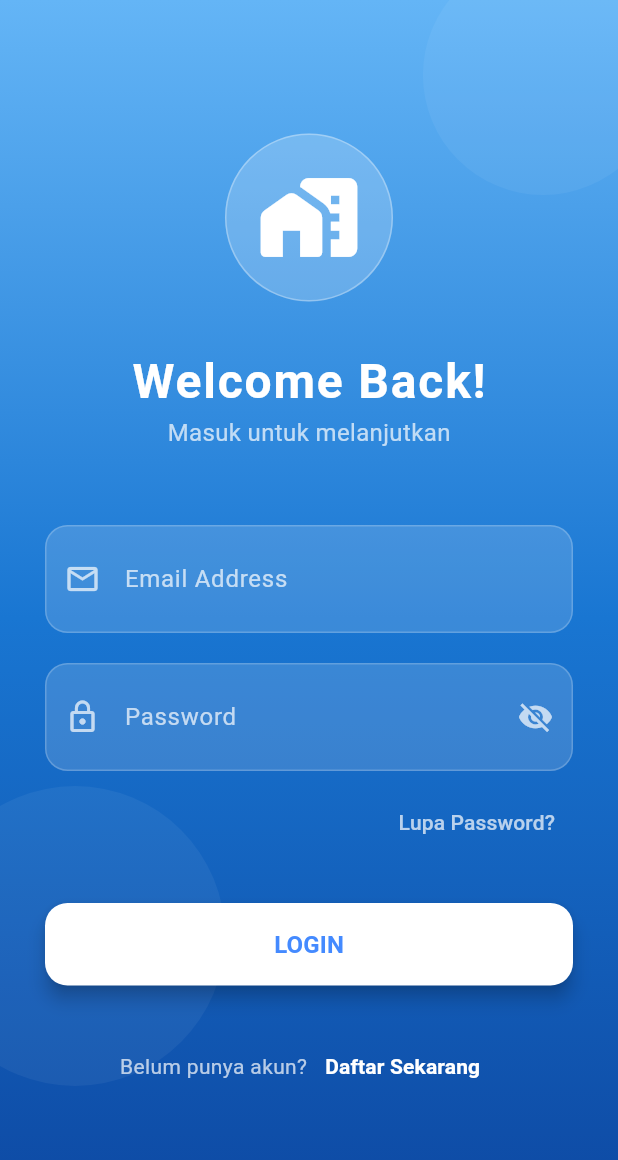
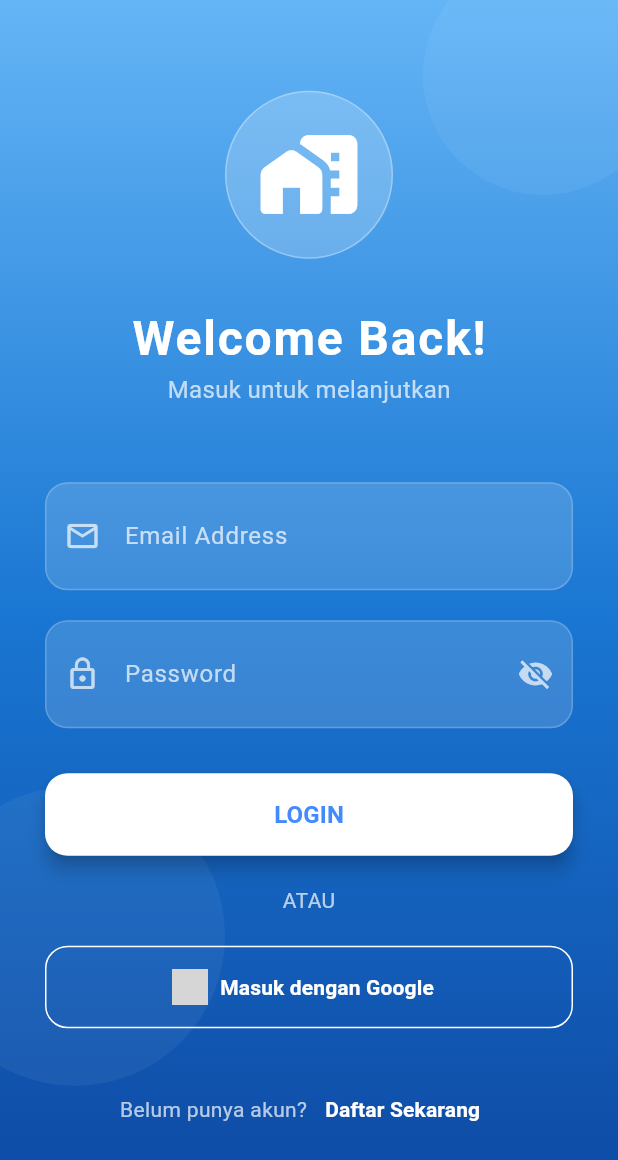
Before and after one commit to Jarrz904/-KostKu_Online, a Flutter app: the screen it shows after launch, after a tap on "MASUK KE AKUN", on a phone screen of 412 x 824 dp. Shown: the top 1160 px of the screen. Run offline on Flutter 3.47's test engine with Material 3 defaults, Android fonts, the phone set to English and light mode, and no system bars; our stand-ins replace cloud_firestore, firebase_auth, firebase_core, firebase_messaging, firebase_storage, flutter_local_notifications and 2 more; missing offline and left inert: cloudinary_public; accounts and stored records are empty; network calls fail; grey boxes are pictures that could not be loaded.

Commit message:
One step closer

```diff
--- a/lib/login_page.dart
+++ b/lib/login_page.dart
@@ -1,6 +1,7 @@
 import 'package:flutter/material.dart';
 import 'package:firebase_auth/firebase_auth.dart';
 import 'package:cloud_firestore/cloud_firestore.dart';
+import 'package:google_sign_in/google_sign_in.dart';
 import 'admin_dashboard.dart';
 import 'user_dashboard.dart';
 import 'register_page.dart';
@@ -18,9 +19,8 @@ class _LoginPageState extends State<LoginPage> {
   bool _isLoading = false;
   bool _isPasswordVisible = false;
 
-  // FUNGSI LOGIN UTAMA
+  // FUNGSI LOGIN UTAMA (EMAIL/PASS)
   Future<void> _login() async {
-    // Validasi Input Sederhana
     if (_emailController.text.trim().isEmpty || _passwordController.text.trim().isEmpty) {
       _showSnackBar("Email dan Password wajib diisi!", Colors.orangeAccent);
       return;
@@ -29,13 +29,11 @@ class _LoginPageState extends State<LoginPage> {
     setState(() => _isLoading = true);
 
     try {
-      // 1. Proses Sign In ke Firebase Auth
       UserCredential userCredential = await FirebaseAuth.instance.signInWithEmailAndPassword(
         email: _emailController.text.trim(),
         password: _passwordController.text.trim(),
       );
 
-      // 2. Ambil Data Role dari Firestore
       DocumentSnapshot userDoc = await FirebaseFirestore.instance
           .collection('users')
           .doc(userCredential.user!.uid)
@@ -44,8 +42,6 @@ class _LoginPageState extends State<LoginPage> {
       if (userDoc.exists) {
         String role = userDoc['role'];
         if (mounted) {
-          // Navigasi Berdasarkan Role
-          // Gunakan pushAndRemoveUntil agar user tidak bisa 'Back' ke halaman login lagi
           Navigator.pushAndRemoveUntil(
             context,
             MaterialPageRoute(
@@ -55,13 +51,11 @@ class _LoginPageState extends State<LoginPage> {
           );
         }
       } else {
-        // Jika akun ada di Auth tapi tidak ada di Firestore
         if (mounted) {
           _showSnackBar("Data role akun tidak ditemukan!", Colors.redAccent);
         }
       }
     } on FirebaseAuthException catch (e) {
-      // Penanganan Error yang Lebih User-Friendly
       String message = "Terjadi kesalahan sistem";
       if (e.code == 'user-not-found') {
         message = "Email tidak terdaftar.";
@@ -76,6 +70,66 @@ class _LoginPageState extends State<LoginPage> {
       if (mounted) _showSnackBar(message, Colors.redAccent);
     } catch (e) {
       if (mounted) _showSnackBar("Gagal masuk: $e", Colors.redAccent);
+    } finally {
+      if (mounted) setState(() => _isLoading = false);
+    }
+  }
+
+  // FUNGSI GOOGLE SIGN IN (DIPERBAIKI DENGAN AUTO-REGISTER LENGKAP)
+  Future<void> _loginWithGoogle() async {
+    setState(() => _isLoading = true);
+    try {
+      final GoogleSignInAccount? googleUser = await GoogleSignIn().signIn();
+      if (googleUser == null) {
+        setState(() => _isLoading = false);
+        return;
+      }
+      final GoogleSignInAuthentication googleAuth = await googleUser.authentication;
+      final AuthCredential credential = GoogleAuthProvider.credential(
+        accessToken: googleAuth.accessToken,
+        idToken: googleAuth.idToken,
+      );
+
+      UserCredential userCredential = await FirebaseAuth.instance.signInWithCredential(credential);
+      User? user = userCredential.user;
+
+      if (user != null) {
+        DocumentReference userRef = FirebaseFirestore.instance.collection('users').doc(user.uid);
+        DocumentSnapshot userDoc = await userRef.get();
+
+        // JIKA BELUM ADA, BUAT DOKUMEN DENGAN STRUKTUR LENGKAP
+        if (!userDoc.exists) {
+          await userRef.set({
+            'uid': user.uid,
+            'nama': user.displayName ?? "User Google",
+            'email': user.email,
+            'role': 'user',
+            'whatsapp': '',
+            'foto_url': user.photoURL ?? '',
+            'is_active': true,
+            'is_online': true,
+            'nama_kost_aktif': '',
+            'password': '', // Google login biasanya tidak menyimpan password teks
+            'created_at': FieldValue.serverTimestamp(),
+            'last_online': FieldValue.serverTimestamp(),
+            'last_seen': FieldValue.serverTimestamp(),
+          });
+        }
+
+        // Ambil data terbaru untuk navigasi
+        DocumentSnapshot finalUserDoc = await userRef.get();
+        String role = finalUserDoc['role'] ?? 'user';
+
+        if (mounted) {
+          Navigator.pushAndRemoveUntil(
+            context,
+            MaterialPageRoute(builder: (context) => role == 'admin' ? const AdminDashboard() : const UserDashboard()),
+            (route) => false,
+          );
+        }
+      }
+    } catch (e) {
+      if (mounted) _showSnackBar("Gagal Login Google: $e", Colors.redAccent);
     } finally {
       if (mounted) setState(() => _isLoading = false);
     }
@@ -103,7 +157,6 @@ class _LoginPageState extends State<LoginPage> {
   @override
   Widget build(BuildContext context) {
     return Scaffold(
-      // Menggunakan extendBodyBehindAppBar agar gradient memenuhi layar
       body: Container(
         width: double.infinity,
         height: double.infinity,
@@ -116,23 +169,8 @@ class _LoginPageState extends State<LoginPage> {
         ),
         child: Stack(
           children: [
-            // Dekorasi Lingkaran Latar Belakang
-            Positioned(
-              top: -30,
-              right: -30,
-              child: CircleAvatar(
-                radius: 80,
-                backgroundColor: Colors.white.withOpacity(0.05)
-              ),
-            ),
-            Positioned(
-              bottom: 100,
-              left: -50,
-              child: CircleAvatar(
-                radius: 100,
-                backgroundColor: Colors.white.withOpacity(0.05)
-              ),
-            ),
+            Positioned(top: -30, right: -30, child: CircleAvatar(radius: 80, backgroundColor: Colors.white.withOpacity(0.05))),
+            Positioned(bottom: 100, left: -50, child: CircleAvatar(radius: 100, backgroundColor: Colors.white.withOpacity(0.05))),
 
             Center(
               child: SingleChildScrollView(
@@ -141,9 +179,8 @@ class _LoginPageState extends State<LoginPage> {
                 child: Column(
                   mainAxisAlignment: MainAxisAlignment.center,
                   children: [
-                    // Header Icon
                     Hero(
-                      tag: 'app_logo', // Tag hero agar animasi sinkron dengan Landing Page
+                      tag: 'app_logo',
                       child: Container(
                         padding: const EdgeInsets.all(20),
                         decoration: BoxDecoration(
@@ -155,100 +192,55 @@ class _LoginPageState extends State<LoginPage> {
                       ),
                     ),
                     const SizedBox(height: 30),
-                    const Text(
-                      "Welcome Back!",
-                      style: TextStyle(
-                        fontSize: 32,
-                        fontWeight: FontWeight.bold,
-                        color: Colors.white,
-                        letterSpacing: 1.2,
-                      ),
-                    ),
-                    const Text(
-                      "Masuk untuk melanjutkan",
-                      style: TextStyle(fontSize: 16, color: Colors.white70),
-                    ),
+                    const Text("Welcome Back!", style: TextStyle(fontSize: 32, fontWeight: FontWeight.bold, color: Colors.white, letterSpacing: 1.2)),
+                    const Text("Masuk untuk melanjutkan", style: TextStyle(fontSize: 16, color: Colors.white70)),
                     const SizedBox(height: 50),
 
-                    // Input Email
+                    _buildGlassTextField(controller: _emailController, label: "Email Address", icon: Icons.email_outlined, keyboardType: TextInputType.emailAddress),
+                    const SizedBox(height: 20),
                     _buildGlassTextField(
-                      controller: _emailController,
-                      label: "Email Address",
-                      icon: Icons.email_outlined,
-                      keyboardType: TextInputType.emailAddress,
-                    ),
-                    const SizedBox(height: 20),
-
-                    // Input Password
-                    _buildGlassTextField(
-                      controller: _passwordController,
-                      label: "Password",
-                      icon: Icons.lock_outline,
-                      isPassword: true,
-                      obscureText: !_isPasswordVisible,
-                      toggleVisibility: () {
-                        setState(() => _isPasswordVisible = !_isPasswordVisible);
-                      },
+                      controller: _passwordController, label: "Password", icon: Icons.lock_outline, isPassword: true, obscureText: !_isPasswordVisible,
+                      toggleVisibility: () => setState(() => _isPasswordVisible = !_isPasswordVisible),
                     ),
 
-                    const SizedBox(height: 10),
-                    Align(
-                      alignment: Alignment.centerRight,
-                      child: TextButton(
-                        onPressed: () {
-                          // Tambahkan navigasi lupa password jika diperlukan
-                        },
-                        child: const Text("Lupa Password?", style: TextStyle(color: Colors.white70)),
-                      ),
-                    ),
                     const SizedBox(height: 30),
 
-                    // Tombol Login
                     SizedBox(
                       width: double.infinity,
                       height: 55,
                       child: ElevatedButton(
                         onPressed: _isLoading ? null : _login,
-                        style: ElevatedButton.styleFrom(
-                          backgroundColor: Colors.white,
-                          foregroundColor: Colors.blueAccent,
+                        style: ElevatedButton.styleFrom(backgroundColor: Colors.white, foregroundColor: Colors.blueAccent, shape: RoundedRectangleBorder(borderRadius: BorderRadius.circular(15)), elevation: 5),
+                        child: _isLoading ? const SizedBox(height: 25, width: 25, child: CircularProgressIndicator(color: Colors.blueAccent, strokeWidth: 3)) : const Text("LOGIN", style: TextStyle(fontSize: 16, fontWeight: FontWeight.bold)),
+                      ),
+                    ),
+
+                    const SizedBox(height: 20),
+                    const Text("ATAU", style: TextStyle(color: Colors.white70)),
+                    const SizedBox(height: 20),
+
+                    SizedBox(
+                      width: double.infinity,
+                      height: 55,
+                      child: OutlinedButton.icon(
+                        onPressed: _isLoading ? null : _loginWithGoogle,
+                        style: OutlinedButton.styleFrom(
+                          side: const BorderSide(color: Colors.white),
                           shape: RoundedRectangleBorder(borderRadius: BorderRadius.circular(15)),
-                          elevation: 5,
                         ),
-                        child: _isLoading
-                            ? const SizedBox(
-                                height: 25,
-                                width: 25,
-                                child: CircularProgressIndicator(
-                                  color: Colors.blueAccent,
-                                  strokeWidth: 3,
-                                ),
-                              )
-                            : const Text(
-                                "LOGIN",
-                                style: TextStyle(fontSize: 16, fontWeight: FontWeight.bold)
-                              ),
+                        icon: Image.network('https://upload.wikimedia.org/wikipedia/commons/thumb/c/c1/Google_%22G%22_logo.svg/1200px-Google_%22G%22_logo.svg.png', height: 24),
+                        label: const Text("Masuk dengan Google", style: TextStyle(color: Colors.white, fontWeight: FontWeight.bold)),
                       ),
                     ),
 
                     const SizedBox(height: 30),
-
-                    // Footer
                     Row(
                       mainAxisAlignment: MainAxisAlignment.center,
                       children: [
                         const Text("Belum punya akun?", style: TextStyle(color: Colors.white70)),
                         TextButton(
-                          onPressed: () {
-                            Navigator.push(
-                              context,
-                              MaterialPageRoute(builder: (context) => const RegisterPage()),
-                            );
-                          },
-                          child: const Text(
-                            "Daftar Sekarang",
-                            style: TextStyle(fontWeight: FontWeight.bold, color: Colors.white),
-                          ),
+                          onPressed: () => Navigator.push(context, MaterialPageRoute(builder: (context) => const RegisterPage())),
+                          child: const Text("Daftar Sekarang", style: TextStyle(fontWeight: FontWeight.bold, color: Colors.white)),
                         ),
                       ],
                     ),
@@ -262,43 +254,15 @@ class _LoginPageState extends State<LoginPage> {
     );
   }
 
-  // Widget Helper Glassmorphism
-  Widget _buildGlassTextField({
-    required TextEditingController controller,
-    required String label,
-    required IconData icon,
-    bool isPassword = false,
-    bool obscureText = false,
-    TextInputType keyboardType = TextInputType.text,
-    VoidCallback? toggleVisibility,
-  }) {
+  Widget _buildGlassTextField({required TextEditingController controller, required String label, required IconData icon, bool isPassword = false, bool obscureText = false, TextInputType keyboardType = TextInputType.text, VoidCallback? toggleVisibility}) {
     return Container(
-      decoration: BoxDecoration(
-        color: Colors.white.withOpacity(0.15),
-        borderRadius: BorderRadius.circular(15),
-        border: Border.all(color: Colors.white.withOpacity(0.2)),
-      ),
+      decoration: BoxDecoration(color: Colors.white.withOpacity(0.15), borderRadius: BorderRadius.circular(15), border: Border.all(color: Colors.white.withOpacity(0.2))),
       child: TextField(
-        controller: controller,
-        obscureText: obscureText,
-        keyboardType: keyboardType,
-        style: const TextStyle(color: Colors.white),
-        cursorColor: Colors.white,
+        controller: controller, obscureText: obscureText, keyboardType: keyboardType, style: const TextStyle(color: Colors.white), cursorColor: Colors.white,
         decoration: InputDecoration(
-          labelText: label,
-          labelStyle: const TextStyle(color: Colors.white70),
-          prefixIcon: Icon(icon, color: Colors.white70),
-          suffixIcon: isPassword
-              ? IconButton(
-                  icon: Icon(
-                    obscureText ? Icons.visibility_off : Icons.visibility,
-                    color: Colors.white70
-                  ),
-                  onPressed: toggleVisibility,
-                )
-              : null,
-          border: InputBorder.none,
-          contentPadding: const EdgeInsets.symmetric(horizontal: 20, vertical: 15),
+          labelText: label, labelStyle: const TextStyle(color: Colors.white70), prefixIcon: Icon(icon, color: Colors.white70),
+          suffixIcon: isPassword ? IconButton(icon: Icon(obscureText ? Icons.visibility_off : Icons.visibility, color: Colors.white70), onPressed: toggleVisibility) : null,
+          border: InputBorder.none, contentPadding: const EdgeInsets.symmetric(horizontal: 20, vertical: 15),
         ),
       ),
     );
--- a/pubspec.yaml
+++ b/pubspec.yaml
@@ -27,6 +27,7 @@ dependencies:
   cloudinary_public: 0.23.1
   http: ^1.6.0
   googleapis_auth: ^1.4.1
+  google_sign_in: ^6.2.1
 
   # --- DEPENDENSI TAMBAHAN UNTUK NOTIFIKASI ---
   firebase_messaging: ^15.2.10
```
Also changed, not shown: pubspec.lock, 5 other files.
